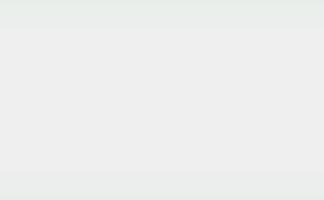
Before: the Qt Designer form lyricwidget.ui in zonyitoo/doubanfm-qt, drawn with Qt 5.
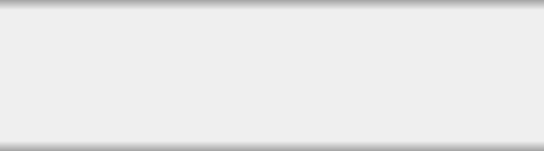
After: the same form once the commit is applied.

What changed in the file:
```diff
--- a/lyricwidget.ui
+++ b/lyricwidget.ui
@@ -6,8 +6,8 @@
    <rect>
     <x>0</x>
     <y>0</y>
-    <width>324</width>
-    <height>200</height>
+    <width>544</width>
+    <height>151</height>
    </rect>
   </property>
   <property name="windowTitle">
@@ -18,18 +18,23 @@
     <rect>
      <x>0</x>
      <y>0</y>
-     <width>324</width>
-     <height>200</height>
+     <width>544</width>
+     <height>151</height>
     </rect>
    </property>
    <property name="font">
     <font>
      <family>文泉驿微米黑</family>
-     <pointsize>9</pointsize>
+     <pointsize>10</pointsize>
     </font>
    </property>
    <property name="styleSheet">
-    <string notr="true">background: qlineargradient(spread:pad, x1:0, y1:0, x2:0, y2:1, stop:0 rgba(232, 237, 234, 255), stop:0.2 rgba(232, 237, 234, 0), stop: 0.8 rgba(232, 237, 234, 0), stop: 1 rgba(232, 237, 234, 255))</string>
+    <string notr="true">border-style: solid;
+border-width: 10px;
+border-top-color: qlineargradient(x1: 0, y1: 0, x2: 0, y2: 1, stop: 0 rgba(0,0,0,80), stop: 1 rgba(0,0,0,0));
+border-bottom-color: qlineargradient(x1: 0, y1: 1, x2: 0, y2: 0, stop: 0 rgba(0,0,0,80), stop: 1 rgba(0,0,0,0));
+border-left-color: rgba(0,0,0,0);
+border-right-color: rgba(0,0,0,0);</string>
    </property>
    <property name="text">
     <string/>
```
